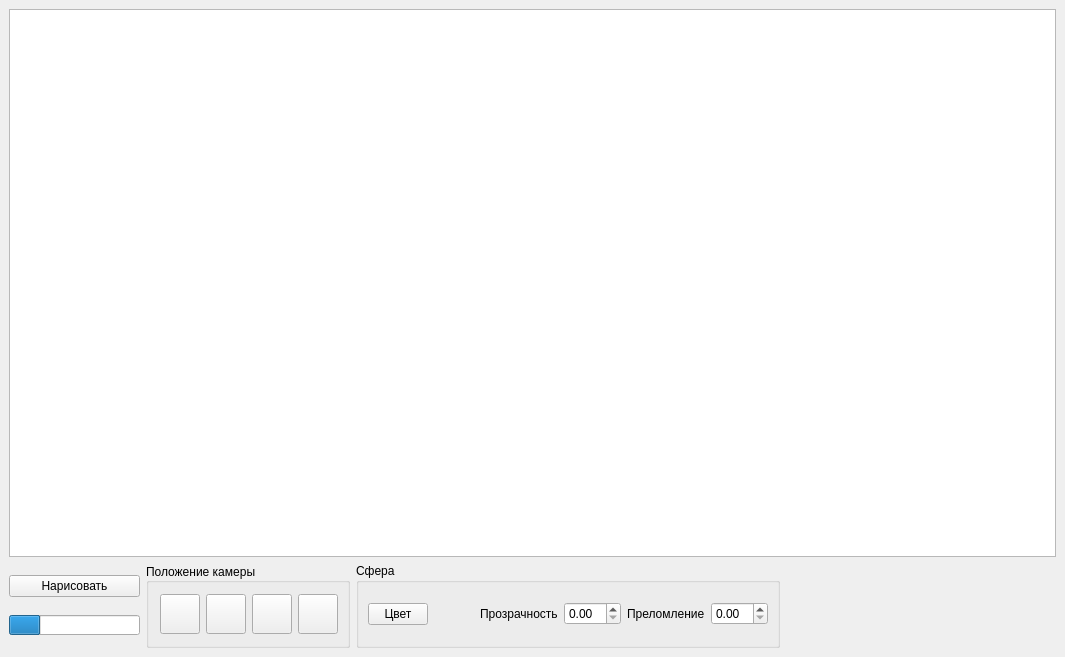
First picture: the form in src/gui/mainwindow.ui, repository AskaryanKarine/BMSTU-CG-Course, before the edit.
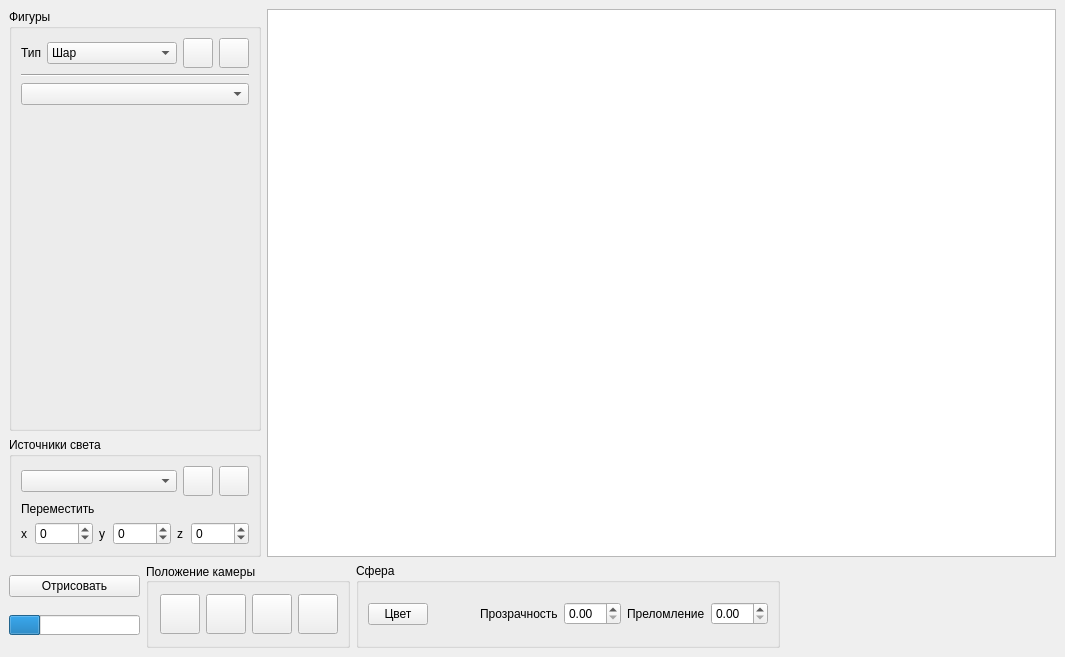
Second picture: the form after the edit. Icons and pictures are not drawn.

What changed in the file:
```diff
--- a/src/gui/mainwindow.ui
+++ b/src/gui/mainwindow.ui
@@ -16,12 +16,314 @@
   <widget class="QWidget" name="centralwidget">
    <layout class="QGridLayout" name="gridLayout">
     <item row="0" column="0">
+     <layout class="QVBoxLayout" name="verticalLayout_4">
+      <item>
+       <widget class="QGroupBox" name="groupBox_4">
+        <property name="title">
+         <string>Фигуры</string>
+        </property>
+        <layout class="QVBoxLayout" name="verticalLayout_3">
+         <item>
+          <layout class="QHBoxLayout" name="horizontalLayout_3">
+           <item>
+            <widget class="QLabel" name="label_7">
+             <property name="text">
+              <string>Тип</string>
+             </property>
+            </widget>
+           </item>
+           <item>
+            <widget class="QComboBox" name="comboBox_2">
+             <item>
+              <property name="text">
+               <string>Шар</string>
+              </property>
+             </item>
+             <item>
+              <property name="text">
+               <string>Пирамида</string>
+              </property>
+             </item>
+             <item>
+              <property name="text">
+               <string>Параллелепипед</string>
+              </property>
+             </item>
+             <item>
+              <property name="text">
+               <string>3-уг. призма</string>
+              </property>
+             </item>
+             <item>
+              <property name="text">
+               <string>4-уг. призма</string>
+              </property>
+             </item>
+             <item>
+              <property name="text">
+               <string>5-уг. призма</string>
+              </property>
+             </item>
+             <item>
+              <property name="text">
+               <string>6-уг. призма</string>
+              </property>
+             </item>
+             <item>
+              <property name="text">
+               <string>7-уг. призма</string>
+              </property>
+             </item>
+             <item>
+              <property name="text">
+               <string>8-уг. призма</string>
+              </property>
+             </item>
+            </widget>
+           </item>
+           <item>
+            <widget class="QPushButton" name="pushButton_2">
+             <property name="minimumSize">
+              <size>
+               <width>30</width>
+               <height>30</height>
+              </size>
+             </property>
+             <property name="maximumSize">
+              <size>
+               <width>30</width>
+               <height>30</height>
+              </size>
+             </property>
+             <property name="text">
+              <string/>
+             </property>
+             <property name="icon">
+              <iconset resource="icons.qrc">
+               <normaloff>:/icon/icons/free-icon-plus-sign-8113168.png</normaloff>:/icon/icons/free-icon-plus-sign-8113168.png</iconset>
+             </property>
+             <property name="iconSize">
+              <size>
+               <width>30</width>
+               <height>30</height>
+              </size>
+             </property>
+            </widget>
+           </item>
+           <item>
+            <widget class="QPushButton" name="pushButton_3">
+             <property name="minimumSize">
+              <size>
+               <width>30</width>
+               <height>30</height>
+              </size>
+             </property>
+             <property name="maximumSize">
+              <size>
+               <width>30</width>
+               <height>30</height>
+              </size>
+             </property>
+             <property name="text">
+              <string/>
+             </property>
+             <property name="icon">
+              <iconset resource="icons.qrc">
+               <normaloff>:/icon/icons/minus-sign.png</normaloff>:/icon/icons/minus-sign.png</iconset>
+             </property>
+             <property name="iconSize">
+              <size>
+               <width>20</width>
+               <height>30</height>
+              </size>
+             </property>
+            </widget>
+           </item>
+          </layout>
+         </item>
+         <item>
+          <widget class="Line" name="line">
+           <property name="orientation">
+            <enum>Qt::Horizontal</enum>
+           </property>
+          </widget>
+         </item>
+         <item>
+          <widget class="QComboBox" name="comboBox_3"/>
+         </item>
+         <item>
+          <spacer name="verticalSpacer">
+           <property name="orientation">
+            <enum>Qt::Vertical</enum>
+           </property>
+           <property name="sizeHint" stdset="0">
+            <size>
+             <width>20</width>
+             <height>40</height>
+            </size>
+           </property>
+          </spacer>
+         </item>
+        </layout>
+       </widget>
+      </item>
+      <item>
+       <widget class="QGroupBox" name="groupBox_3">
+        <property name="title">
+         <string>Источники света</string>
+        </property>
+        <layout class="QVBoxLayout" name="verticalLayout">
+         <item>
+          <layout class="QHBoxLayout" name="horizontalLayout_5">
+           <item>
+            <widget class="QComboBox" name="comboBox"/>
+           </item>
+           <item>
+            <widget class="QPushButton" name="pushButton">
+             <property name="minimumSize">
+              <size>
+               <width>30</width>
+               <height>30</height>
+              </size>
+             </property>
+             <property name="maximumSize">
+              <size>
+               <width>30</width>
+               <height>30</height>
+              </size>
+             </property>
+             <property name="text">
+              <string/>
+             </property>
+             <property name="icon">
+              <iconset resource="icons.qrc">
+               <normaloff>:/icon/icons/free-icon-plus-sign-8113168.png</normaloff>:/icon/icons/free-icon-plus-sign-8113168.png</iconset>
+             </property>
+             <property name="iconSize">
+              <size>
+               <width>30</width>
+               <height>30</height>
+              </size>
+             </property>
+            </widget>
+           </item>
+           <item>
+            <widget class="QPushButton" name="pushButton_4">
+             <property name="minimumSize">
+              <size>
+               <width>30</width>
+               <height>30</height>
+              </size>
+             </property>
+             <property name="maximumSize">
+              <size>
+               <width>30</width>
+               <height>30</height>
+              </size>
+             </property>
+             <property name="text">
+              <string/>
+             </property>
+             <property name="icon">
+              <iconset resource="icons.qrc">
+               <normaloff>:/icon/icons/minus-sign.png</normaloff>:/icon/icons/minus-sign.png</iconset>
+             </property>
+             <property name="iconSize">
+              <size>
+               <width>20</width>
+               <height>30</height>
+              </size>
+             </property>
+            </widget>
+           </item>
+          </layout>
+         </item>
+         <item>
+          <widget class="QLabel" name="label_3">
+           <property name="text">
+            <string>Переместить</string>
+           </property>
+          </widget>
+         </item>
+         <item>
+          <layout class="QHBoxLayout" name="horizontalLayout_9">
+           <item>
+            <layout class="QHBoxLayout" name="horizontalLayout_4">
+             <item>
+              <widget class="QLabel" name="label_4">
+               <property name="text">
+                <string>x</string>
+               </property>
+              </widget>
+             </item>
+             <item>
+              <widget class="QSpinBox" name="spinBox">
+               <property name="minimum">
+                <number>-1000</number>
+               </property>
+               <property name="maximum">
+                <number>1000</number>
+               </property>
+              </widget>
+             </item>
+            </layout>
+           </item>
+           <item>
+            <layout class="QHBoxLayout" name="horizontalLayout_7">
+             <item>
+              <widget class="QLabel" name="label_5">
+               <property name="text">
+                <string>y</string>
+               </property>
+              </widget>
+             </item>
+             <item>
+              <widget class="QSpinBox" name="spinBox_2">
+               <property name="minimum">
+                <number>-1000</number>
+               </property>
+               <property name="maximum">
+                <number>1000</number>
+               </property>
+              </widget>
+             </item>
+            </layout>
+           </item>
+           <item>
+            <layout class="QHBoxLayout" name="horizontalLayout_6">
+             <item>
+              <widget class="QLabel" name="label_6">
+               <property name="text">
+                <string>z</string>
+               </property>
+              </widget>
+             </item>
+             <item>
+              <widget class="QSpinBox" name="spinBox_3">
+               <property name="minimum">
+                <number>-1000</number>
+               </property>
+               <property name="maximum">
+                <number>1000</number>
+               </property>
+              </widget>
+             </item>
+            </layout>
+           </item>
+          </layout>
+         </item>
+        </layout>
+       </widget>
+      </item>
+     </layout>
+    </item>
+    <item row="0" column="1">
      <widget class="QGraphicsView" name="graphicsView"/>
     </item>
-    <item row="1" column="0">
-     <layout class="QHBoxLayout" name="horizontalLayout_3">
+    <item row="1" column="0" colspan="2">
+     <layout class="QHBoxLayout" name="horizontalLayout_8">
       <item>
-       <layout class="QVBoxLayout" name="verticalLayout">
+       <layout class="QVBoxLayout" name="verticalLayout_2">
         <item>
          <widget class="QPushButton" name="pushButton_draw">
           <property name="maximumSize">
@@ -31,7 +333,7 @@
            </size>
           </property>
           <property name="text">
-           <string>Нарисовать</string>
+           <string>Отрисовать</string>
           </property>
          </widget>
         </item>
```
